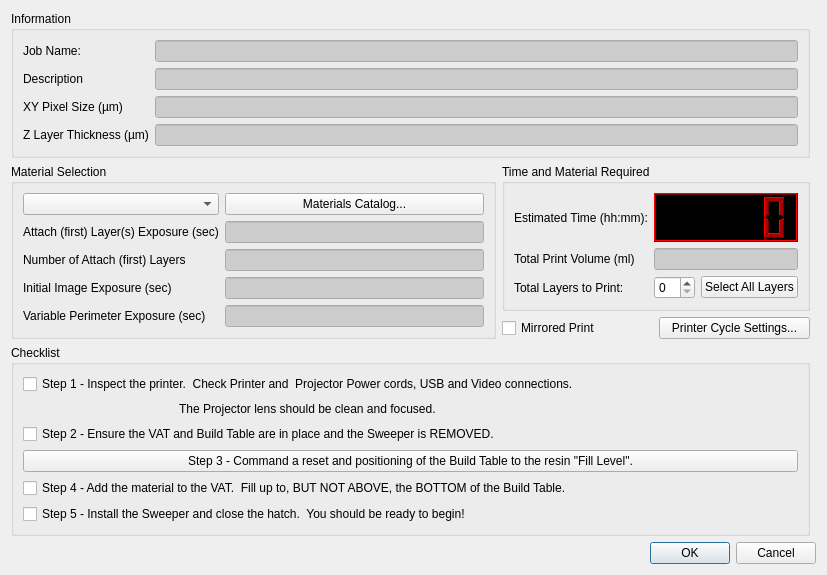
Qt form B9Creator/dlgprintprep.ui (B9Creations/B9Creator) before a commit.
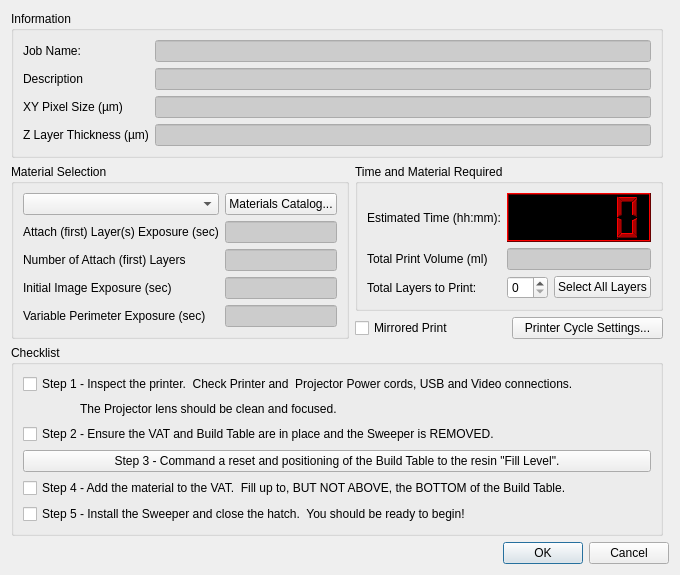
The same form after that commit.

```diff
--- a/B9Creator/dlgprintprep.ui
+++ b/B9Creator/dlgprintprep.ui
@@ -6,8 +6,8 @@
    <rect>
     <x>0</x>
     <y>0</y>
-    <width>755</width>
-    <height>551</height>
+    <width>618</width>
+    <height>522</height>
    </rect>
   </property>
   <property name="windowTitle">
@@ -414,35 +414,6 @@
         </property>
        </widget>
       </item>
-      <item row="1" column="0" colspan="2">
-       <spacer name="horizontalSpacer">
-        <property name="orientation">
-         <enum>Qt::Horizontal</enum>
-        </property>
-        <property name="sizeType">
-         <enum>QSizePolicy::Fixed</enum>
-        </property>
-        <property name="sizeHint" stdset="0">
-         <size>
-          <width>150</width>
-          <height>18</height>
-         </size>
-        </property>
-       </spacer>
-      </item>
-      <item row="1" column="2">
-       <widget class="QLabel" name="label_Step1a">
-        <property name="sizePolicy">
-         <sizepolicy hsizetype="Expanding" vsizetype="Preferred">
-          <horstretch>0</horstretch>
-          <verstretch>0</verstretch>
-         </sizepolicy>
-        </property>
-        <property name="text">
-         <string>The Projector lens should be clean and focused.</string>
-        </property>
-       </widget>
-      </item>
       <item row="2" column="0" colspan="3">
        <widget class="QCheckBox" name="checkBoxStep2">
         <property name="toolTip">
@@ -495,6 +466,35 @@
         </property>
        </widget>
       </item>
+      <item row="1" column="2">
+       <widget class="QLabel" name="label_Step1a">
+        <property name="sizePolicy">
+         <sizepolicy hsizetype="Expanding" vsizetype="Preferred">
+          <horstretch>0</horstretch>
+          <verstretch>0</verstretch>
+         </sizepolicy>
+        </property>
+        <property name="text">
+         <string>The Projector lens should be clean and focused.</string>
+        </property>
+       </widget>
+      </item>
+      <item row="1" column="0">
+       <spacer name="horizontalSpacer">
+        <property name="orientation">
+         <enum>Qt::Horizontal</enum>
+        </property>
+        <property name="sizeType">
+         <enum>QSizePolicy::Fixed</enum>
+        </property>
+        <property name="sizeHint" stdset="0">
+         <size>
+          <width>45</width>
+          <height>18</height>
+         </size>
+        </property>
+       </spacer>
+      </item>
      </layout>
     </widget>
    </item>
```
